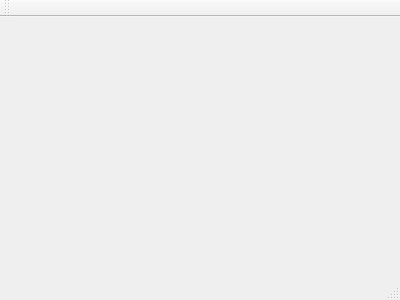
Old version of the form mainwindow.ui in the repository closewithoutsaving/QWidgetVkBot.
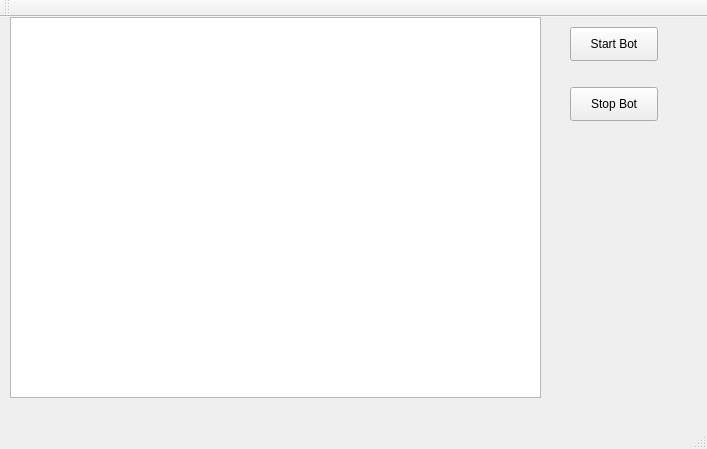
New version of the form.

```diff
--- a/mainwindow.ui
+++ b/mainwindow.ui
@@ -1,24 +1,76 @@
 <ui version="4.0">
  <class>MainWindow</class>
- <widget class="QMainWindow" name="MainWindow" >
-  <property name="geometry" >
+ <widget class="QMainWindow" name="MainWindow">
+  <property name="geometry">
    <rect>
     <x>0</x>
     <y>0</y>
-    <width>400</width>
-    <height>300</height>
+    <width>707</width>
+    <height>449</height>
    </rect>
   </property>
   <property name="windowTitle" >
    <string>MainWindow</string>
   </property>
-  <widget class="QMenuBar" name="menuBar" />
-  <widget class="QToolBar" name="mainToolBar" />
-  <widget class="QWidget" name="centralWidget" />
-  <widget class="QStatusBar" name="statusBar" />
+  <widget class="QWidget" name="centralWidget">
+   <widget class="QListView" name="listView">
+    <property name="geometry">
+     <rect>
+      <x>10</x>
+      <y>0</y>
+      <width>531</width>
+      <height>381</height>
+     </rect>
+    </property>
+   </widget>
+   <widget class="QPushButton" name="pushStartBot">
+    <property name="geometry">
+     <rect>
+      <x>570</x>
+      <y>10</y>
+      <width>88</width>
+      <height>34</height>
+     </rect>
+    </property>
+    <property name="text">
+     <string>Start Bot</string>
+    </property>
+   </widget>
+   <widget class="QPushButton" name="pushStopBot">
+    <property name="geometry">
+     <rect>
+      <x>570</x>
+      <y>70</y>
+      <width>88</width>
+      <height>34</height>
+     </rect>
+    </property>
+    <property name="text">
+     <string>Stop Bot</string>
+    </property>
+   </widget>
+  </widget>
+  <widget class="QMenuBar" name="menuBar">
+   <property name="geometry">
+    <rect>
+     <x>0</x>
+     <y>0</y>
+     <width>707</width>
+     <height>30</height>
+    </rect>
+   </property>
+  </widget>
+  <widget class="QToolBar" name="mainToolBar">
+   <attribute name="toolBarArea">
+    <enum>TopToolBarArea</enum>
+   </attribute>
+   <attribute name="toolBarBreak">
+    <bool>false</bool>
+   </attribute>
+  </widget>
+  <widget class="QStatusBar" name="statusBar"/>
  </widget>
- <layoutDefault spacing="6" margin="11" />
- <pixmapfunction></pixmapfunction>
+ <layoutdefault spacing="6" margin="11"/>
  <resources/>
  <connections/>
 </ui>
```
Left out of the diff: 3 changed lines with no effect on the pictures.
